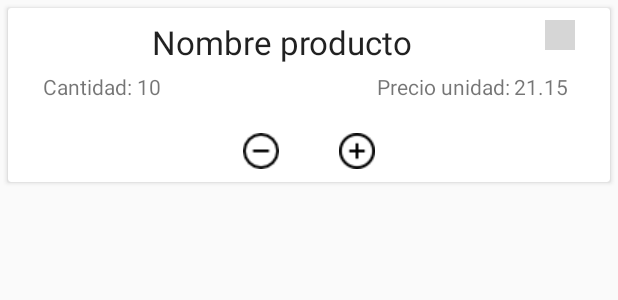
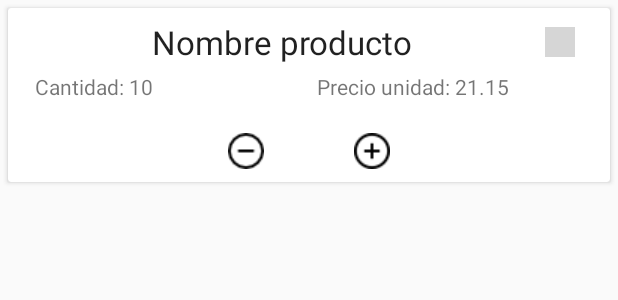
Before and after one commit to pablo86v/PracticaPPlabo5, an Android app: the layout item.xml on its own in the app's theme, with its tools: preview values and no code run, on a phone screen of 412 x 824 dp. Shown: the top 300 px of the screen. Run offline under Robolectric (Android 15) with nearby library versions, the phone set to English and light mode, and no system bars; grey boxes are pictures that could not be loaded.

Commit message:
actualización layout

```diff
--- a/app/src/main/java/com/example/practicapplabo5/MainActivity.java
+++ b/app/src/main/java/com/example/practicapplabo5/MainActivity.java
@@ -104,9 +104,7 @@ public class MainActivity extends AppCompatActivity implements Dialog.NameDialog
     }
 
     @Override
-    public void modificarNombre(String nombre, Producto producto) {
-        producto.setNombreProducto(nombre);
-        Log.d("p", producto.toString());
+    public void actualizarProducto(Producto producto) {
         this.productos.set(this.productos.indexOf(producto), producto);
         this.productoAdapter.notifyDataSetChanged();
     }
--- a/app/src/main/res/layout/activity_main.xml
+++ b/app/src/main/res/layout/activity_main.xml
@@ -1,6 +1,6 @@
 <?xml version="1.0" encoding="utf-8"?>
 
-<androidx.constraintlayout.widget.ConstraintLayout xmlns:android="http://schemas.android.com/apk/res/android"
+<LinearLayout xmlns:android="http://schemas.android.com/apk/res/android"
     xmlns:app="http://schemas.android.com/apk/res-auto"
     xmlns:tools="http://schemas.android.com/tools"
     android:layout_width="match_parent"
@@ -14,4 +14,4 @@
         android:id="@+id/recycler">
     </androidx.recyclerview.widget.RecyclerView>
 
-</androidx.constraintlayout.widget.ConstraintLayout>
+</LinearLayout>
--- a/app/src/main/res/layout/item.xml
+++ b/app/src/main/res/layout/item.xml
@@ -1,98 +1,78 @@
 <?xml version="1.0" encoding="utf-8"?>
-
 <androidx.cardview.widget.CardView
     xmlns:android="http://schemas.android.com/apk/res/android"
     android:layout_width="match_parent"
     android:layout_height="wrap_content"
     android:layout_margin="5dp">
-
     <LinearLayout
         android:layout_width="match_parent"
         android:layout_height="wrap_content"
         android:orientation="vertical"
         android:padding="8dp">
-
-
         <LinearLayout
             android:layout_width="match_parent"
             android:layout_height="wrap_content">
-
             <TextView
                 android:id="@+id/tvNombreProducto"
                 android:layout_width="25dp"
                 android:layout_height="wrap_content"
                 android:layout_weight="1"
                 android:text="Nombre producto"
-                android:textAlignment="center"
-                android:textAppearance="?android:attr/textAppearanceLarge"
-                />
-
+                android:gravity="center"
+                android:textAppearance="?android:attr/textAppearanceLarge"/>
             <ImageButton
                 android:id="@+id/btnEdit"
                 android:layout_width="20dp"
                 android:layout_height="20dp"
-                android:layout_gravity="end"
+                android:layout_gravity="center_vertical"
                 android:src="@drawable/lapiz"
                 android:background="@null"
                 android:layout_marginRight="15dp"
                 android:scaleType="fitCenter"/>
-
         </LinearLayout>
-
-
 
         <LinearLayout
             android:layout_width="match_parent"
             android:layout_height="wrap_content"
             android:layout_marginTop="5dp"
             android:layout_marginBottom="5dp">
-
             <TextView
                 android:layout_width="wrap_content"
                 android:layout_height="wrap_content"
-                android:layout_weight="0"
+                android:layout_marginLeft="10dp"
+                android:layout_marginRight="3dp"
                 android:text="@string/cantidad"
-                android:textAlignment="center"
-                android:layout_marginLeft="15dp"
-                android:layout_marginRight="3dp"
                 android:textAppearance="?android:attr/textAppearanceSmall" />
-
             <TextView
                 android:id="@+id/txtCantidad"
                 android:layout_width="wrap_content"
                 android:layout_height="wrap_content"
-                android:layout_weight="0"
+                android:layout_weight="1"
                 android:text="10"
-                android:textAlignment="center"
                 android:textAppearance="?android:attr/textAppearanceSmall" />
-
             <TextView
-                android:layout_width="10dp"
+                android:layout_width="wrap_content"
                 android:layout_height="wrap_content"
-                android:layout_weight="1"
+                android:layout_marginLeft="50dp"
+                android:layout_marginRight="3dp"
                 android:text="@string/precioUnidad"
-                android:textAlignment="textEnd"
                 android:textAppearance="?android:attr/textAppearanceSmall"
-                android:layout_marginRight="3dp"/>
-
+                />
             <TextView
                 android:id="@+id/txtPrecioUnidad"
                 android:layout_width="wrap_content"
                 android:layout_height="wrap_content"
-                android:layout_weight="0"
+                android:layout_weight="1"
+                android:gravity="left"
+                android:layout_gravity="end"
                 android:text="21.15"
-                android:layout_gravity="end"
-                android:layout_marginRight="20dp"
                 android:textAppearance="?android:attr/textAppearanceSmall" />
-
         </LinearLayout>
-
 
         <LinearLayout
             android:layout_width="match_parent"
             android:layout_height="wrap_content"
             android:layout_marginTop="15dp">
-
             <Button
                 android:id="@+id/btnDelete"
                 android:layout_width="wrap_content"
@@ -100,9 +80,7 @@
                 android:layout_weight="1"
                 android:background="@null"
                 android:drawableRight="@drawable/menos"
-                android:layout_marginRight="20dp"
-                />
-
+                android:layout_marginRight="30dp"/>
             <Button
                 android:id="@+id/btnAdd"
                 android:layout_width="wrap_content"
@@ -110,12 +88,7 @@
                 android:layout_weight="1"
                 android:background="@null"
                 android:drawableLeft="@drawable/mas"
-                android:layout_marginLeft="20dp"
-                />
-
+                android:layout_marginLeft="30dp"/>
         </LinearLayout>
-
     </LinearLayout>
-
-
 </androidx.cardview.widget.CardView>
```
Also changed, not shown: app/src/main/java/com/example/practicapplabo5/Dialog.java (+4 -3 lines), app/src/main/res/layout/custom_dialog.xml (+6 -1 lines).
